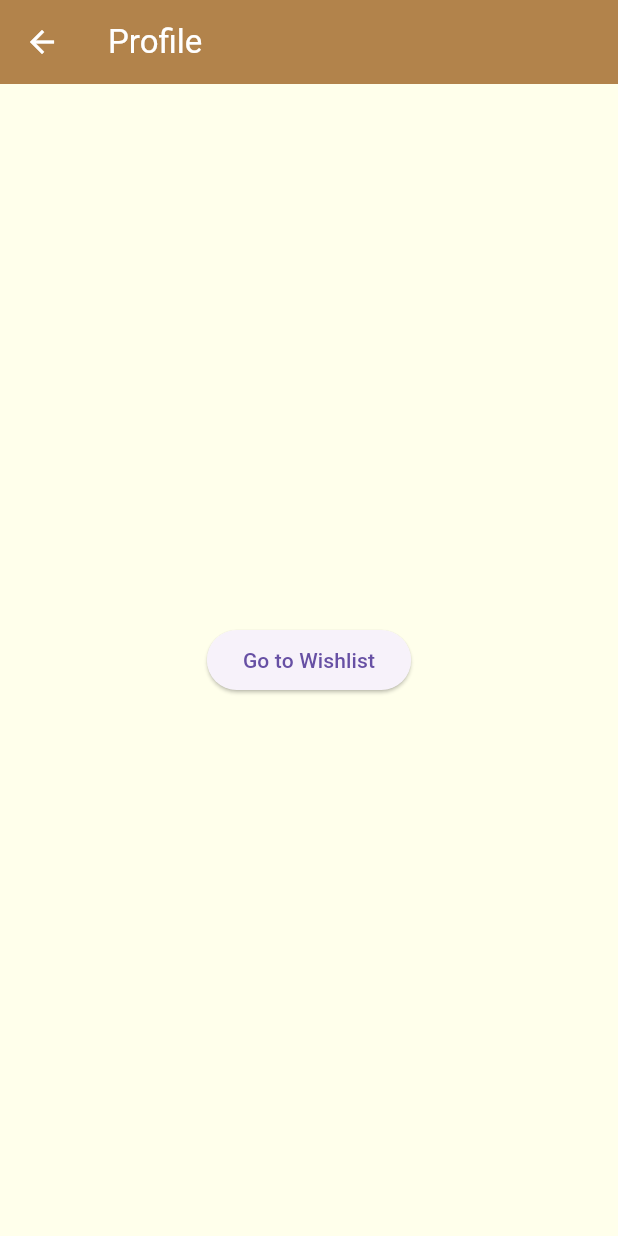
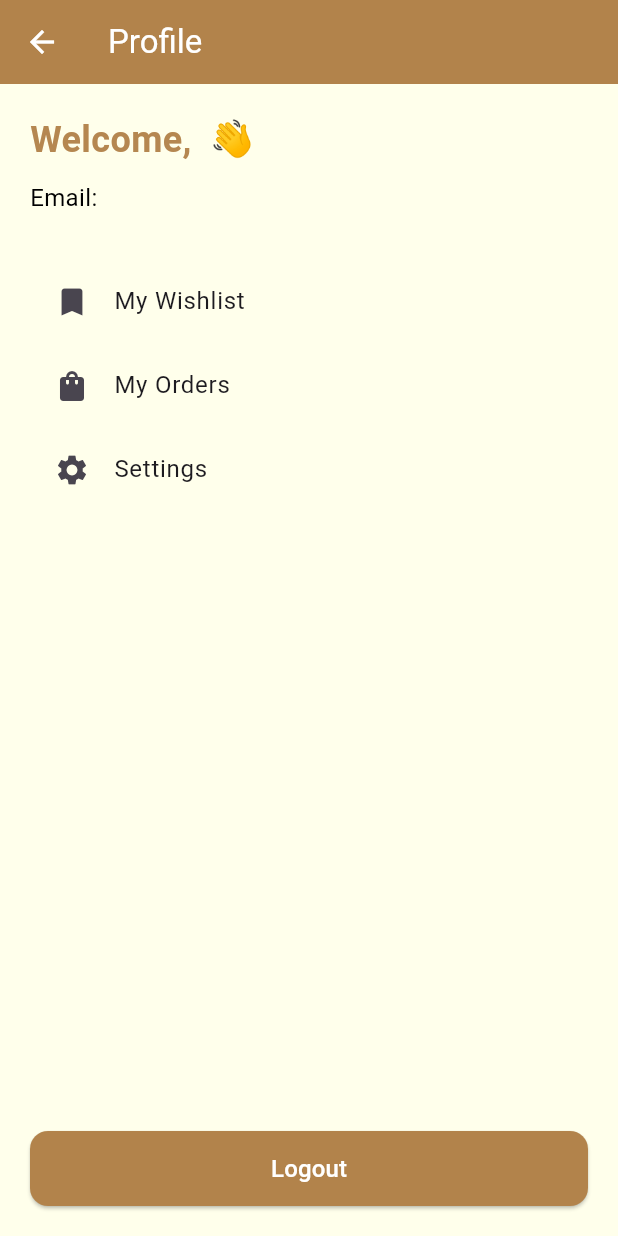
Before and after one commit to humb220106/Book_store_app, a Flutter app: the ProfileScreen screen opened by its route, on a phone screen of 412 x 824 dp. Run offline on Flutter 3.47's test engine with Material 3 defaults, Android fonts, the phone set to English and light mode, and no system bars; our stand-ins replace cloud_firestore, firebase_auth, firebase_core, google_sign_in; missing offline and left inert: flutter_facebook_auth; accounts and stored records are empty.

Commit message:
changes are made

```diff
--- a/lib/screens/profile/profile_screen.dart
+++ b/lib/screens/profile/profile_screen.dart
@@ -1,18 +1,68 @@
 import 'package:flutter/material.dart';
+import 'package:firebase_auth/firebase_auth.dart';
+import '../../utils/app_styles.dart';
+import '../../widgets/custom_button.dart';
 
 class ProfileScreen extends StatelessWidget {
   const ProfileScreen({super.key});
 
   @override
   Widget build(BuildContext context) {
+    final user = FirebaseAuth.instance.currentUser;
+
     return Scaffold(
       appBar: AppBar(title: const Text("Profile")),
-      body: Center(
-        child: ElevatedButton(
-          onPressed: () {
-            Navigator.pushNamed(context, '/wishlist');
-          },
-          child: const Text("Go to Wishlist"),
+      body: Padding(
+        padding: const EdgeInsets.all(20),
+        child: Column(
+          crossAxisAlignment: CrossAxisAlignment.start,
+          children: [
+            // ✅ Welcome Heading
+            Text(
+              "Welcome, ${user?.displayName ?? "User"} 👋",
+              style: AppStyles.heading1,
+            ),
+            const SizedBox(height: 10),
+            Text("Email: ${user?.email ?? "Not available"}",
+                style: AppStyles.bodyText),
+
+            const SizedBox(height: 30),
+
+            // ✅ Section Buttons
+            ListTile(
+              leading: const Icon(Icons.bookmark),
+              title: const Text("My Wishlist"),
+              onTap: () {
+                Navigator.pushNamed(context, '/wishlist');
+              },
+            ),
+            ListTile(
+              leading: const Icon(Icons.shopping_bag),
+              title: const Text("My Orders"),
+              onTap: () {
+                Navigator.pushNamed(context, '/orders');
+              },
+            ),
+            ListTile(
+              leading: const Icon(Icons.settings),
+              title: const Text("Settings"),
+              onTap: () {
+                // later: navigate to settings screen
+              },
+            ),
+
+            const Spacer(),
+
+            // ✅ Logout
+            CustomButton(
+              text: "Logout",
+              onPressed: () async {
+                await FirebaseAuth.instance.signOut();
+                Navigator.pushReplacementNamed(context, '/login');
+              },
+              isPrimary: false,
+            ),
+          ],
         ),
       ),
     );
```
Also changed, not shown: lib/screens/home/home_screen.dart (+25 -26 lines), 1 other file.
